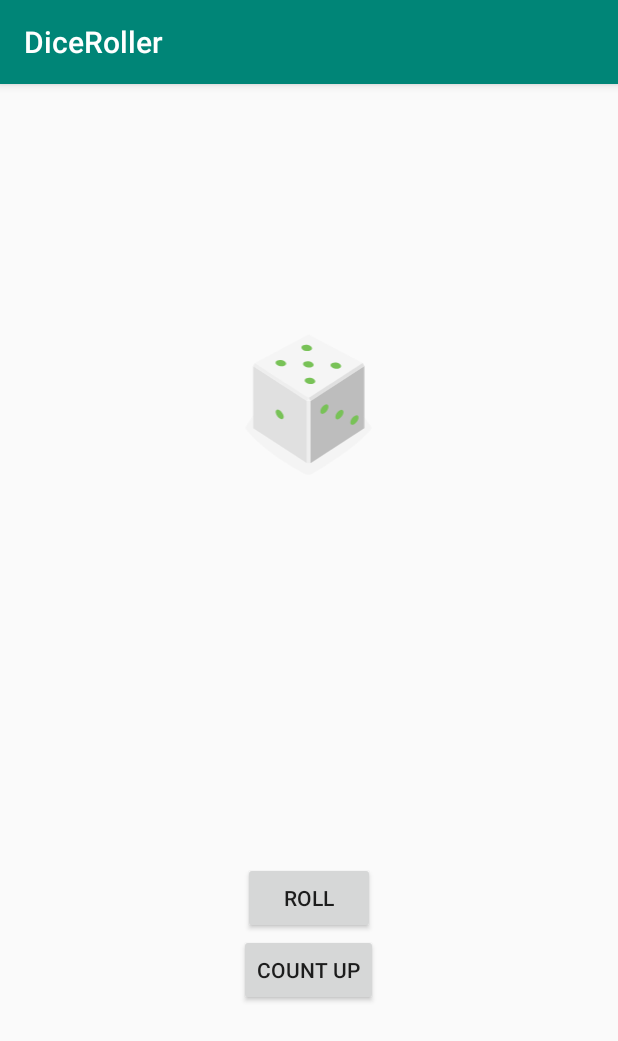
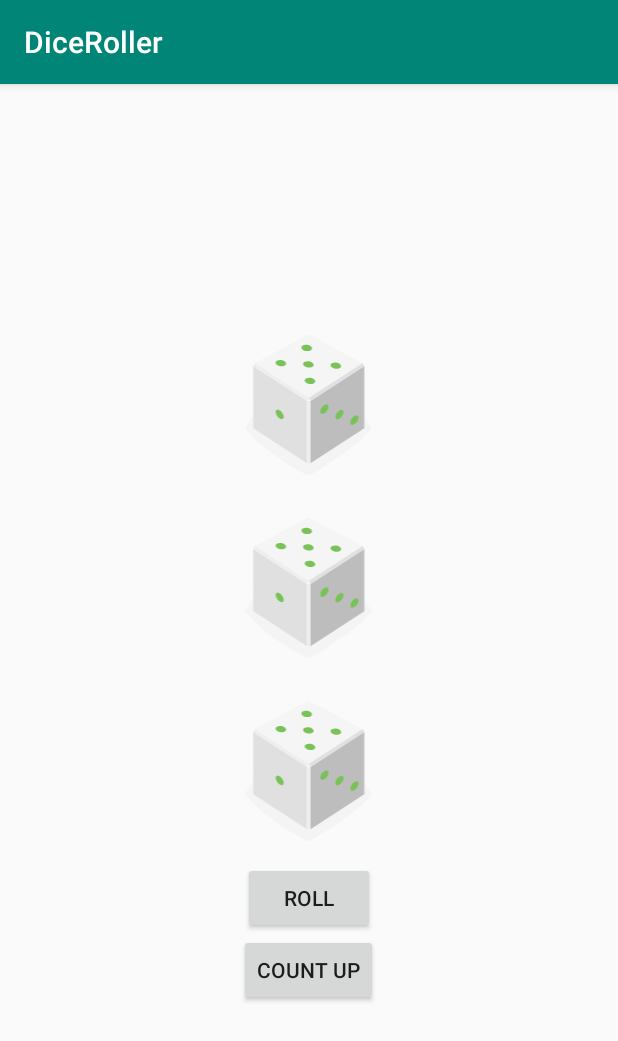
Before and after one commit to Kenkhoo99/Practical1Latest, an Android app: the screen it shows after launch (MainActivity), after a tap on "ROLL", on a phone screen of 412 x 824 dp. Shown: the top 1041 px of the screen. Run offline under Robolectric (Android 15) with nearby library versions, the phone set to English and light mode, and no system bars.

Commit message:
Practical 1 Latest commit

```diff
--- a/app/src/main/java/com/example/practical1/MainActivity.kt
+++ b/app/src/main/java/com/example/practical1/MainActivity.kt
@@ -11,7 +11,9 @@ import java.util.*
 
 class MainActivity : AppCompatActivity() {
 
-    lateinit var diceImage : ImageView //late initialisation
+    lateinit var diceImage : ImageView
+    lateinit var diceImage1 : ImageView
+    lateinit var diceImage2 : ImageView
 
     override fun onCreate(savedInstanceState: Bundle?) {
         super.onCreate(savedInstanceState)
@@ -20,18 +22,24 @@ class MainActivity : AppCompatActivity() {
         val rollButton: Button = findViewById(R.id.roll_button)
         rollButton.setOnClickListener { rollDice() }
 
-       // val countButton: Button = findViewById(R.id.count_button)
-        //countButton.setOnClickListener{countUp()}
-
     }
 
     private fun rollDice() {
 
+        val diceImage: ImageView = findViewById(R.id.dice_image)
+        val diceImage1: ImageView = findViewById(R.id.dice_image1)
+        val diceImage2: ImageView = findViewById(R.id.dice_image2)
+
+
+        diceImage.setImageResource(randomNum())
+        diceImage1.setImageResource(randomNum())
+        diceImage2.setImageResource(randomNum())
+
+    }
+
+    private fun randomNum() : Int
+    {
         val randomInt = Random().nextInt(6) + 1
-        val randomInt1 = Random().nextInt(6) + 1
-        val randomInt2 = Random().nextInt(6) + 1
-
-        val diceImage: ImageView = findViewById(R.id.dice_image)
 
         val drawableResource = when (randomInt) {
             1 -> R.drawable.dice_1
@@ -42,10 +50,8 @@ class MainActivity : AppCompatActivity() {
             else -> R.drawable.dice_6
         }
 
-        diceImage.setImageResource(drawableResource)
-
+        return drawableResource
     }
-
 
    /*
     private fun countUp() {
```
